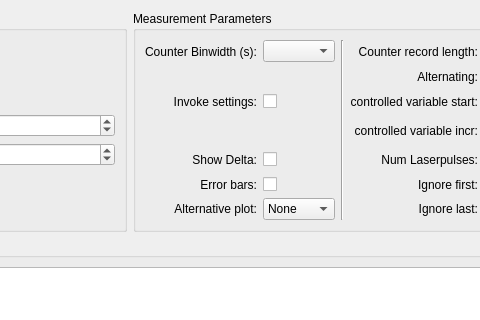
Old version of the form gui/pulsed/ui_pulse_analysis.ui in the repository Ulm-IQO/qudi; both pictures show x 184 to 664 and y 0 to 320 of the 1341 by 703 pixel window.
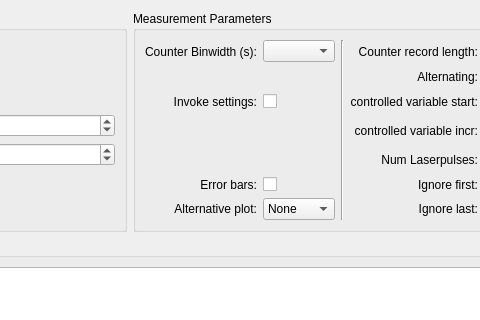
New version of the form. Custom widgets are drawn as their Qt base class.

Commit message: Removed obsolete ana_param_delta_CheckBox.

Diff of the .ui file:
```diff
--- a/gui/pulsed/ui_pulse_analysis.ui
+++ b/gui/pulsed/ui_pulse_analysis.ui
@@ -787,23 +787,6 @@
             </property>
            </widget>
           </item>
-          <item row="4" column="0">
-           <widget class="QLabel" name="label">
-            <property name="text">
-             <string>Show Delta:</string>
-            </property>
-            <property name="alignment">
-             <set>Qt::AlignRight|Qt::AlignTrailing|Qt::AlignVCenter</set>
-            </property>
-           </widget>
-          </item>
-          <item row="4" column="1">
-           <widget class="QCheckBox" name="ana_param_delta_CheckBox">
-            <property name="text">
-             <string/>
-            </property>
-           </widget>
-          </item>
          </layout>
         </item>
        </layout>
```
Left out of the diff: 1 changed line with no effect on the pictures. The commit also changes 1 other file.
